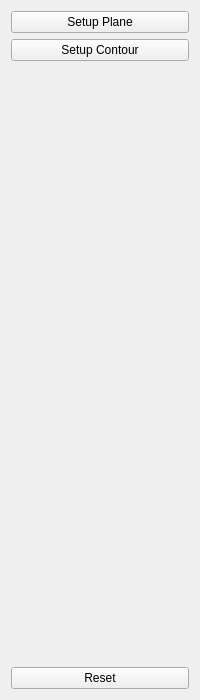
Old version of the form src/QOrthodonticsWidget.ui in the repository wuzhuobin/Orthodontics.
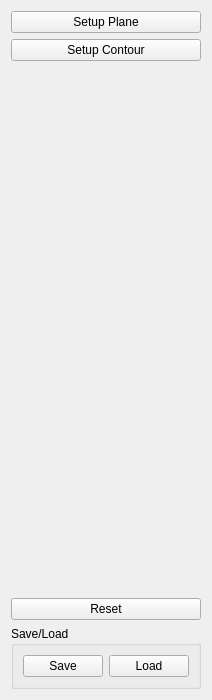
New version of the form.

Commit message: Create QSaveLoadUtil

```diff
--- a/src/QOrthodonticsWidget.ui
+++ b/src/QOrthodonticsWidget.ui
@@ -66,6 +66,29 @@
      </attribute>
     </widget>
    </item>
+   <item>
+    <widget class="QGroupBox" name="groupBox">
+     <property name="title">
+      <string>Save/Load</string>
+     </property>
+     <layout class="QHBoxLayout" name="horizontalLayout">
+      <item>
+       <widget class="QPushButton" name="pushButtonSave">
+        <property name="text">
+         <string>Save</string>
+        </property>
+       </widget>
+      </item>
+      <item>
+       <widget class="QPushButton" name="pushButtonLoad">
+        <property name="text">
+         <string>Load</string>
+        </property>
+       </widget>
+      </item>
+     </layout>
+    </widget>
+   </item>
   </layout>
  </widget>
  <resources/>
```
The commit also changes 7 other files.
